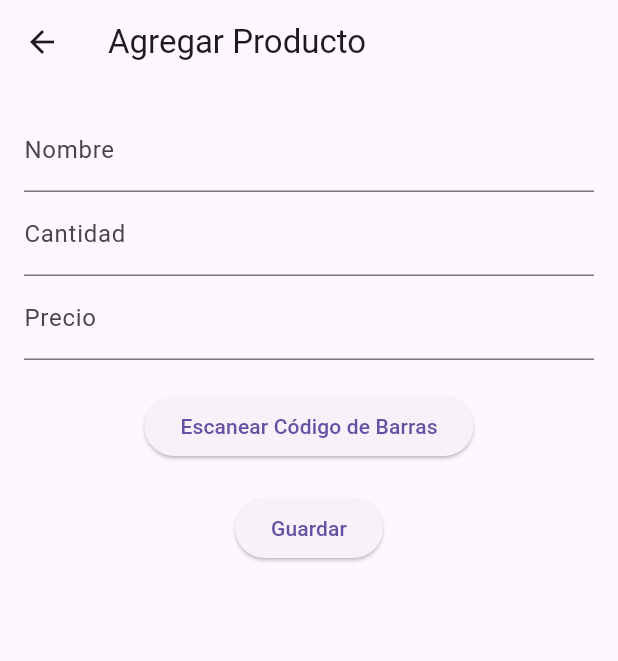
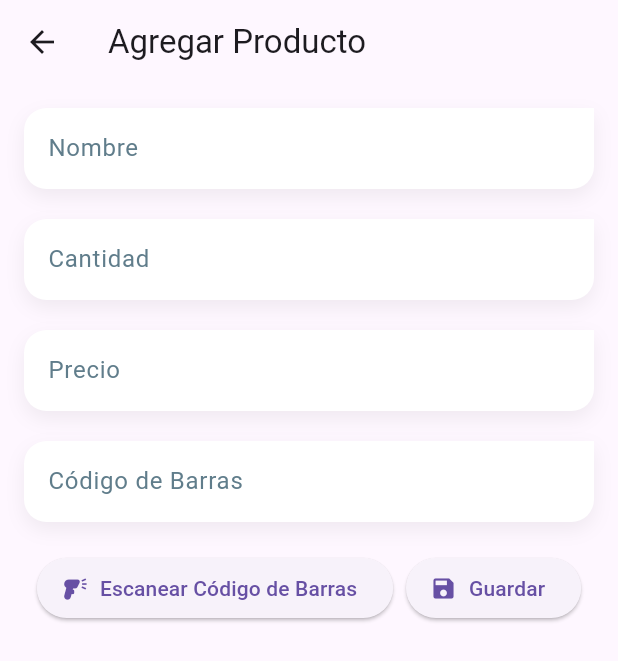
Before and after one commit to Flutter-Course-Sergio/shopping_app, a Flutter app: the AddProductPage screen opened directly, on a phone screen of 412 x 824 dp. Shown: the top 661 px of the screen. Run offline on Flutter 3.47's test engine with Material 3 defaults, Android fonts, the phone set to English and light mode, and no system bars; our stand-ins replace isar; missing offline and left inert: flutter_barcode_scanner; accounts and stored records are empty; generated files the repository leaves out were written again.

Commit message:
UI Modificada

```diff
--- a/lib/presentation/pages/add_product_page.dart
+++ b/lib/presentation/pages/add_product_page.dart
@@ -1,5 +1,6 @@
 import 'package:flutter_barcode_scanner/flutter_barcode_scanner.dart';
 import 'package:flutter/material.dart';
+import 'package:shopping_app/presentation/widgets/custom_text_form_field.dart';
 
 import '../../domain/entities/product.dart';
 
@@ -15,6 +16,7 @@ class _AddProductPageState extends State<AddProductPage> {
   final _nameController = TextEditingController();
   final _quantityController = TextEditingController();
   final _priceController = TextEditingController();
+  final _barcodeController = TextEditingController();
   String? _barcode;
 
   @override
@@ -25,13 +27,16 @@ class _AddProductPageState extends State<AddProductPage> {
       ),
       body: Padding(
         padding: const EdgeInsets.all(16),
-        child: Form(
+        child: SingleChildScrollView(
+          child: Column(
+            children: [
+              Form(
                 key: _formKey,
                 child: Column(
                   children: [
-              TextFormField(
+                    CustomTextFormField(
                       controller: _nameController,
-                decoration: const InputDecoration(labelText: 'Nombre'),
+                      label: 'Nombre',
                       validator: (value) {
                         if (value == null || value.isEmpty) {
                           return 'Por favor, ingrese un nombre';
@@ -39,9 +44,11 @@ class _AddProductPageState extends State<AddProductPage> {
                         return null;
                       },
                     ),
-              TextFormField(
+                    const SizedBox(height: 20),
+                    CustomTextFormField(
                       controller: _quantityController,
-                decoration: const InputDecoration(labelText: 'Cantidad'),
+                      label: 'Cantidad',
+                      keyboardType: TextInputType.number,
                       validator: (value) {
                         if (value == null || value.isEmpty) {
                           return 'Por favor, ingrese una cantidad';
@@ -52,9 +59,12 @@ class _AddProductPageState extends State<AddProductPage> {
                         return null;
                       },
                     ),
-              TextFormField(
+                    const SizedBox(height: 20),
+                    CustomTextFormField(
                         controller: _priceController,
-                decoration: const InputDecoration(labelText: 'Precio'),
+                        label: 'Precio',
+                        keyboardType: const TextInputType.numberWithOptions(
+                            decimal: true),
                         validator: (value) {
                           if (value == null || value.isEmpty) {
                             return 'Por favor, ingrese un precio';
@@ -63,21 +73,34 @@ class _AddProductPageState extends State<AddProductPage> {
                             return 'Por favor, ingrese un número valido';
                           }
                           return null;
-                },
+                        }),
+                    const SizedBox(height: 20),
+                    CustomTextFormField(
+                      controller: _barcodeController,
+                      label: 'Código de Barras',
+                      enabled: false,
                     ),
                     const SizedBox(height: 20),
-              ElevatedButton(
+                    Row(
+                      mainAxisAlignment: MainAxisAlignment.spaceEvenly,
+                      children: [
+                        ElevatedButton.icon(
                           onPressed: () async {
-                  final result = await FlutterBarcodeScanner.scanBarcode(
-                      '#ff6666', 'Cancelar', false, ScanMode.BARCODE);
+                            final result =
+                                await FlutterBarcodeScanner.scanBarcode(
+                                    '#ff6666',
+                                    'Cancelar',
+                                    false,
+                                    ScanMode.BARCODE);
                             setState(() {
-                    _barcode = result;
+                              _barcode = result != '-1' ? result : null;
+                              _barcodeController.text = _barcode ?? '';
                             });
                           },
-                child: const Text('Escanear Código de Barras'),
+                          label: const Text('Escanear Código de Barras'),
+                          icon: const Icon(Icons.barcode_reader),
                         ),
-              const SizedBox(height: 20),
-              ElevatedButton(
+                        ElevatedButton.icon(
                           onPressed: () {
                             if (_formKey.currentState!.validate()) {
                               final product = Product()
@@ -89,7 +112,14 @@ class _AddProductPageState extends State<AddProductPage> {
                               Navigator.pop(context, product);
                             }
                           },
-                  child: const Text('Guardar'))
+                          label: const Text('Guardar'),
+                          icon: const Icon(Icons.save),
+                        ),
+                      ],
+                    ),
+                  ],
+                ),
+              ),
             ],
           ),
         ),
--- /dev/null
+++ b/lib/presentation/widgets/custom_text_form_field.dart
@@ -0,0 +1,78 @@
+import 'package:flutter/material.dart';
+
+class CustomTextFormField extends StatelessWidget {
+  final String? label;
+  final String? hint;
+  final String? errorMessage;
+  final TextInputType? keyboardType;
+  final Function(String)? onChanged;
+  final Function(String)? onFieldSubmitted;
+  final String? Function(String?)? validator;
+  final TextEditingController? controller;
+  final bool? enabled;
+
+  const CustomTextFormField(
+      {super.key,
+      this.label,
+      this.hint,
+      this.errorMessage,
+      this.keyboardType = TextInputType.text,
+      this.onChanged,
+      this.onFieldSubmitted,
+      this.validator,
+      this.controller,
+      this.enabled = true});
+
+  @override
+  Widget build(BuildContext context) {
+    final colors = Theme.of(context).colorScheme;
+    final border = OutlineInputBorder(
+        borderSide: const BorderSide(color: Colors.transparent),
+        borderRadius: BorderRadius.circular(40));
+    const borderRadius = Radius.circular(15);
+
+    return Container(
+      decoration: BoxDecoration(
+          color: Colors.white,
+          borderRadius: const BorderRadius.only(
+              topLeft: borderRadius,
+              bottomLeft: borderRadius,
+              bottomRight: borderRadius),
+          boxShadow: [
+            BoxShadow(
+                color: Colors.black.withOpacity(0.06),
+                blurRadius: 10,
+                offset: const Offset(0, 5))
+          ]),
+      child: TextFormField(
+          enabled: enabled,
+          controller: controller,
+          onChanged: onChanged,
+          onFieldSubmitted: onFieldSubmitted,
+          validator: validator,
+          keyboardType: keyboardType,
+          style: const TextStyle(fontSize: 20, color: Colors.black54),
+          decoration: InputDecoration(
+            floatingLabelStyle: const TextStyle(
+                color: Colors.black, fontWeight: FontWeight.bold, fontSize: 18),
+            enabledBorder: border,
+            disabledBorder: border,
+            focusedBorder: border,
+            errorBorder: border.copyWith(
+                borderSide: const BorderSide(color: Colors.transparent)),
+            focusedErrorBorder: border.copyWith(
+                borderSide: const BorderSide(color: Colors.transparent)),
+            isDense: true,
+            label: label != null
+                ? Text(
+                    label!,
+                    style: const TextStyle(color: Colors.blueGrey),
+                  )
+                : null,
+            hintText: hint,
+            errorText: errorMessage,
+            focusColor: colors.primary,
+          )),
+    );
+  }
+}
```
Also changed, not shown: lib/presentation/pages/home_page.dart (+25 -5 lines), lib/presentation/widgets/product_list.dart (+67 -20 lines). Lines whose indentation alone changed are shown as unchanged.
